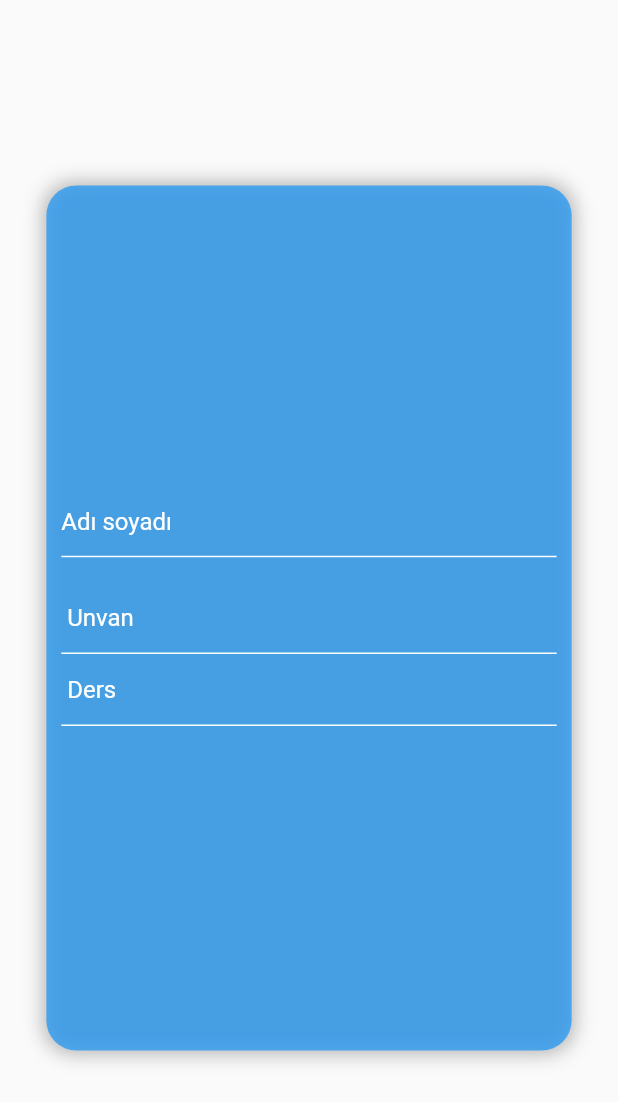
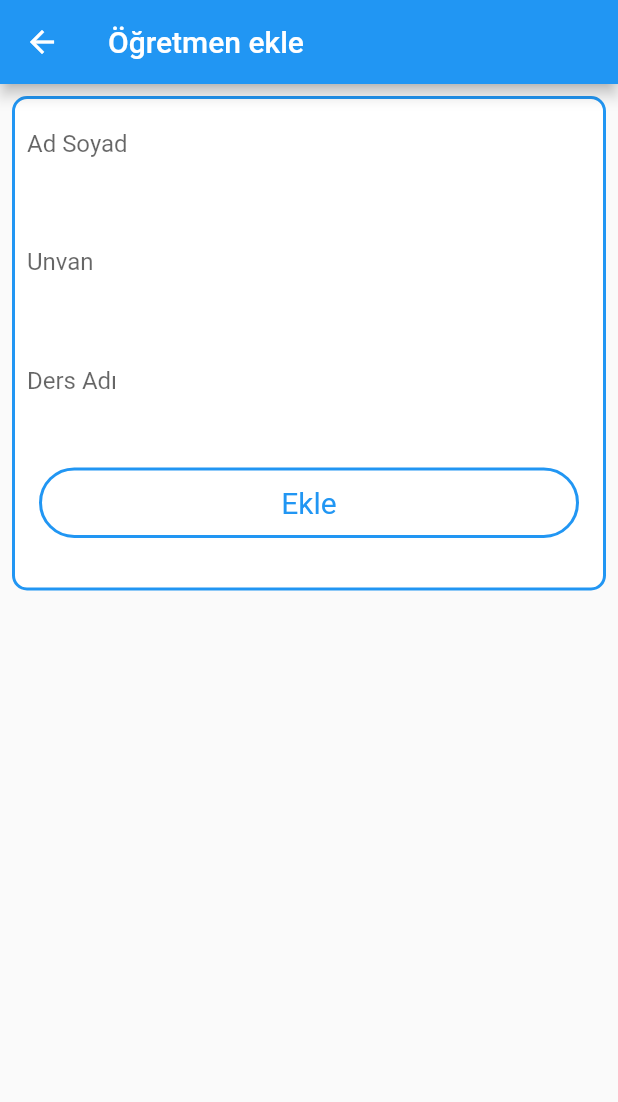
Before and after one commit to merve21c/DersProgrami, a Flutter app: the Oekle screen opened directly, on a phone screen of 412 x 824 dp. Shown: the top 1102 px of the screen. Run offline on Flutter 3.47's test engine with Material 2 defaults, Android fonts, the phone set to English and light mode, and no system bars; our stand-ins replace cloud_firestore, firebase_auth, firebase_core, fluttertoast; accounts and stored records are empty.

Commit message:
Update Oekle.dart

```diff
--- a/lib/ekle_sil/Oekle.dart
+++ b/lib/ekle_sil/Oekle.dart
@@ -13,114 +13,125 @@ class _OekleState extends State<Oekle> {
   final TextEditingController _adisoydiController = TextEditingController();
   final TextEditingController _unvanController = TextEditingController();
   final TextEditingController _dersController = TextEditingController();
-
+final TextEditingController OekleController = TextEditingController();
   OekleService _oekleService = OekleService();
   @override
 
   Widget build(BuildContext context) {
     var size = MediaQuery.of(context).size;
     return Scaffold(
-      body: Stack(
+      appBar: AppBar(
+        title: Text("Öğretmen ekle"),
+      ),
+      body: Column(
+        mainAxisAlignment: MainAxisAlignment.spaceBetween,
         children: [
-          Center(
-            child:  Padding(
-              padding: const EdgeInsets.symmetric(horizontal: 10.0),
+          Padding(padding: const EdgeInsets.all(8.0),
       child: Container(
-                height: size.height * .7,
-                width: size.width * .85,
+    height: size.height * .4,
       decoration: BoxDecoration(
-                  color: Colors.blue.withOpacity(.75),
-                  borderRadius: BorderRadius.all(Radius.circular(20)),
-                  boxShadow: [
-                    BoxShadow(
-                      color: Colors.grey.withOpacity(.75),
-                      blurRadius: 10,
-                      spreadRadius: 2)
-                  ]
-                ),
+          color: Colors.white,
+          border: Border.all(color: Colors.blue, width: 2),
+          borderRadius: BorderRadius.all(Radius.circular(10))),
       child: Padding(
-                  padding: const EdgeInsets.all(10.0),
-                  child: Center(
+        padding: const EdgeInsets.all(8.0),
         child: Column(
-                      mainAxisAlignment: MainAxisAlignment.center,
+            mainAxisAlignment: MainAxisAlignment.spaceBetween,
             children: [
             TextField(
-                          style: TextStyle(
-                            color: Colors.white,
+            controller: _adisoydiController,
+            maxLines: 2,
+            decoration: InputDecoration(
+              hintText: "Ad Soyad",
+              enabledBorder: UnderlineInputBorder(
+                borderSide: BorderSide(color: Colors.white),
               ),
-                          cursorColor: Colors.white,
-                          keyboardType: TextInputType.emailAddress,
-                          decoration: InputDecoration(
-                            hintText: 'Adı soyadı',
-                            prefixText: '',
-                            hintStyle: TextStyle(color: Colors.white),
-                            focusColor: Colors.white,
               focusedBorder: UnderlineInputBorder(
-                              borderSide: BorderSide(
-                                color: Colors.white
-                              )
+                borderSide: BorderSide(color: Colors.white),
               ),
-                            enabledBorder: UnderlineInputBorder(
-                              borderSide: BorderSide(
-                                color: Colors.white
-                              )
-                            )
+              border: UnderlineInputBorder(
+                borderSide: BorderSide(color: Colors.white),
               ),
-                        ),
-                        SizedBox(
-                          height: size.height * 0.02,
-                        ),
-                        TextField(
-                            style: TextStyle(
-                              color: Colors.white,
-                            ),
-                            cursorColor: Colors.white,
-                            keyboardType: TextInputType.emailAddress,
-                            decoration: InputDecoration(
-                              hintText: 'Unvan',
-                              prefixText: ' ',
-                              hintStyle: TextStyle(color: Colors.white),
-                              focusColor: Colors.white,
-                              focusedBorder: UnderlineInputBorder(
-                                  borderSide: BorderSide(
-                                    color: Colors.white,
-                                  )),
-                              enabledBorder: UnderlineInputBorder(
-                                  borderSide: BorderSide(
-                                    color: Colors.white,
-                                  )),
             )),
               TextField(
+                  controller: _unvanController,
+                  maxLines: 2,
+                  decoration: InputDecoration(
+                    hintText: "Unvan",
+                    enabledBorder: UnderlineInputBorder(
+                      borderSide: BorderSide(color: Colors.white),
+                    ),
+                    focusedBorder: UnderlineInputBorder(
+                      borderSide: BorderSide(color: Colors.white),
+                    ),
+                    border: UnderlineInputBorder(
+                      borderSide: BorderSide(color: Colors.white),
+                    ),
+                  )),
+              TextField(
+                  controller: _dersController,
+                  maxLines: 2,
+                  decoration: InputDecoration(
+                    hintText: "Ders Adı",
+                    enabledBorder: UnderlineInputBorder(
+                      borderSide: BorderSide(color: Colors.white),
+                    ),
+                    focusedBorder: UnderlineInputBorder(
+                      borderSide: BorderSide(color: Colors.white),
+                    ),
+                    border: UnderlineInputBorder(
+                      borderSide: BorderSide(color: Colors.white),
+                    ),
+                  )),
+    Padding(
+    padding: const EdgeInsets.only(left: 8.0, right: 8, bottom: 25),
+    child: InkWell(
+    onTap: () {
+   _oekleService
+        .addOekle(_adisoydiController.text , _unvanController.text , _dersController.text ,'')
+        .then((value) {
+    Fluttertoast.showToast(
+    msg: "Durum eklendi!",
+    timeInSecForIosWeb: 2,
+    toastLength: Toast.LENGTH_SHORT,
+    gravity: ToastGravity.BOTTOM,
+    backgroundColor: Colors.grey[600],
+    textColor: Colors.white,
+    fontSize: 14);
+    Navigator.pop(context);
+    });
+    },
+    child: Container(
+    padding: EdgeInsets.symmetric(vertical: 5),
+    decoration: BoxDecoration(
+    border: Border.all(color: Colors.blue, width: 2),
+    //color: colorPrimaryShade,
+    borderRadius: BorderRadius.all(Radius.circular(30))),
+    child: Padding(
+    padding: const EdgeInsets.all(5.0),
+    child: Center(
+    child: Text(
+    "Ekle",
     style: TextStyle(
-                              color: Colors.white,
+    color: Colors.blue,
+    fontSize: 20,
     ),
-                            cursorColor: Colors.white,
-                            decoration: InputDecoration(
-                              hintText: 'Ders',
-                              prefixText: ' ',
-                              hintStyle: TextStyle(color: Colors.white),
-                              focusColor: Colors.white,
-                              focusedBorder: UnderlineInputBorder(
-                                  borderSide: BorderSide(
-                                    color: Colors.white,
     )),
-                              enabledBorder: UnderlineInputBorder(
-                                  borderSide: BorderSide(
-                                    color: Colors.white,
-                                  )),
-                            )),
-                        SizedBox(
-                          height: size.height * 0.02,
-                        )
-                      ],
     ),
     ),
     ),
     ),
+    ],
+
+
+
+
     ),
-          )
+      ),
+      ),
+          ),
         ],
-        )
+      ),
     );
   }
 }
```
Lines whose indentation alone changed are shown as unchanged.
